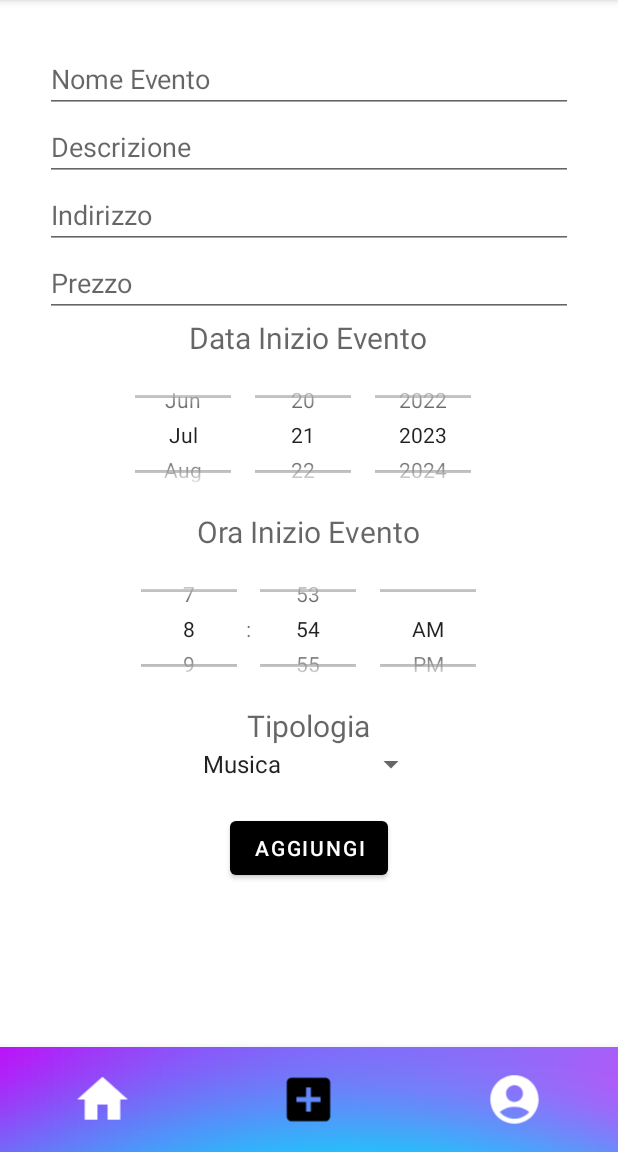
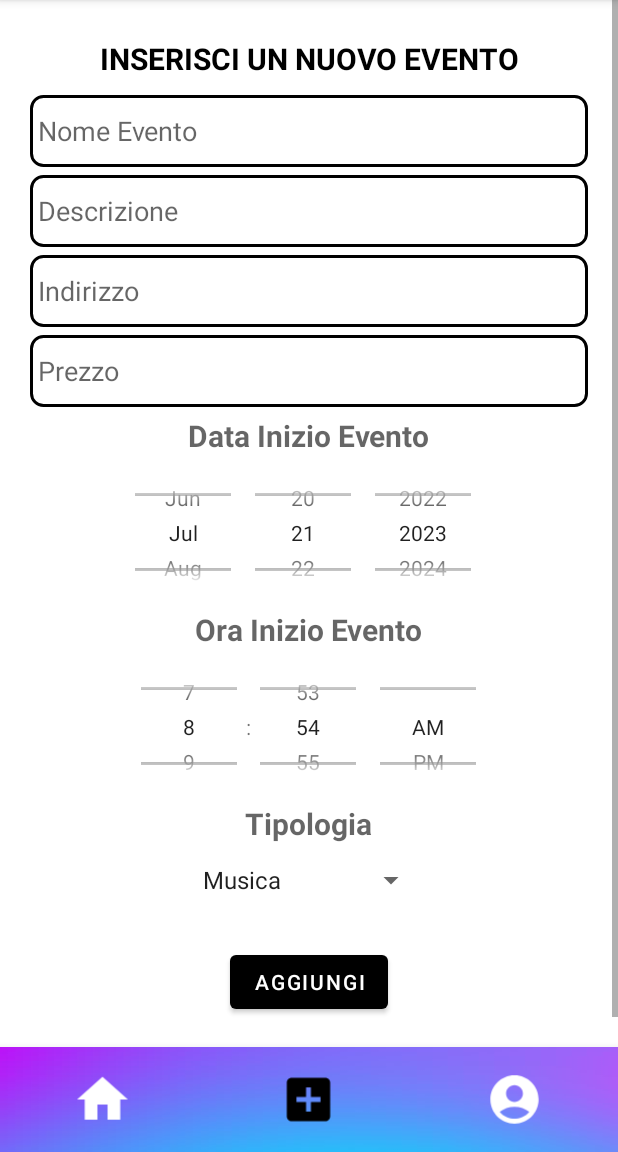
Before and after one commit to paololais/AndroidProject, an Android app: the screen it shows after launch once a user with an empty profile is signed in (MainActivity), item 2 of the bottom bar chosen, on a phone screen of 412 x 824 dp, the part 84-1236 px from its top. Run offline under Robolectric (Android 15) with nearby library versions, the light colour scheme and no system bars; our stand-ins replace Firebase (no records; nobody signed in at launch, a user with empty details on screens opened directly).

```diff
--- a/app/src/main/java/com/example/zenaparty/activities/LogActivity.java
+++ b/app/src/main/java/com/example/zenaparty/activities/LogActivity.java
@@ -60,7 +60,7 @@ public class LogActivity extends AppCompatActivity{
                     .makeText(this, "Username or password are not valid", Toast.LENGTH_LONG)
                     .show();
         } else {
-            Intent intent = new Intent(this, MainActivity.class);
+            Intent intent = new Intent(this, SplashActivity.class);
             this.startActivity(intent);
             this.finish();
         }
--- /dev/null
+++ b/app/src/main/java/com/example/zenaparty/activities/SplashActivity.java
@@ -0,0 +1,91 @@
+package com.example.zenaparty.activities;
+
+import androidx.annotation.NonNull;
+import androidx.appcompat.app.AppCompatActivity;
+
+import android.annotation.SuppressLint;
+import android.content.Intent;
+import android.content.pm.PackageManager;
+import android.os.Bundle;
+import android.util.Log;
+import android.view.View;
+
+
+import com.example.zenaparty.R;
+import com.example.zenaparty.models.FirebaseWrapper;
+import com.example.zenaparty.models.PermissionManager;
+
+import java.util.Objects;
+import java.util.Random;
+
+@SuppressLint("CustomSplashScreen")
+public class SplashActivity extends AppCompatActivity {
+    private static final String TAG = SplashActivity.class.getCanonicalName();
+
+    // Only positive int
+    private static final int PERMISSION_REQUEST_CODE = (new Random()).nextInt() & Integer.MAX_VALUE;
+
+    private void goToActivity(Class<?> activity) {
+        Intent intent = new Intent(this, activity);
+        this.startActivity(intent);
+        this.finish();
+    }
+
+    @Override
+    protected void onCreate(Bundle savedInstanceState) {
+        super.onCreate(savedInstanceState);
+        setContentView(R.layout.activity_splash);
+
+        //display actionbar
+        Objects.requireNonNull(getSupportActionBar()).show();
+        getSupportActionBar().setDisplayShowHomeEnabled(true);
+        getSupportActionBar().setIcon(R.mipmap.ic_launcher_foreground);
+
+        // Check user
+        // If not --> log
+        // Firebase auth: https://firebase.google.com/docs/auth/android/start?hl=en#java
+        FirebaseWrapper.Auth auth = new FirebaseWrapper.Auth();
+        if (!auth.isAuthenticated()) {
+            // Go to Activity for LogIn or SignUp
+            this.goToActivity(LogActivity.class);
+        }
+
+        // Check permissions -- Do not request at the login!
+        PermissionManager pm = new PermissionManager(this);
+        if (!pm.askNeededPermissions(PERMISSION_REQUEST_CODE, false)) {
+            // Go to MainActivity
+            this.goToActivity(MainActivity.class);
+        }
+
+        // Add the listener to the 'Grant Now' permission
+        this.findViewById(R.id.grantPermission).setOnClickListener(new View.OnClickListener() {
+            @Override
+            public void onClick(View view) {
+                if (!pm.askNeededPermissions(PERMISSION_REQUEST_CODE, true)) {
+                    // Go to MainActivity
+                    SplashActivity.this.goToActivity(MainActivity.class);
+                }
+            }
+        });
+    }
+
+    @Override
+    public void onRequestPermissionsResult(int requestCode, @NonNull String[] permissions, @NonNull int[] grantResults) {
+        super.onRequestPermissionsResult(requestCode, permissions, grantResults);
+
+        if (requestCode != PERMISSION_REQUEST_CODE) {
+            return;
+        }
+
+        for (int res : grantResults) {
+            if (res == PackageManager.PERMISSION_DENIED) {
+                Log.w(TAG, "A needed permission is not granted!");
+                return;
+            }
+        }
+
+        // All permissions are granted
+        Log.d(TAG, "All the needed permissions are granted!");
+        this.goToActivity(MainActivity.class);
+    }
+}
--- a/app/src/main/res/layout/fragment_addevent.xml
+++ b/app/src/main/res/layout/fragment_addevent.xml
@@ -1,55 +1,88 @@
 <?xml version="1.0" encoding="utf-8"?>
-<LinearLayout xmlns:android="http://schemas.android.com/apk/res/android"
+<ScrollView xmlns:android="http://schemas.android.com/apk/res/android"
     xmlns:tools="http://schemas.android.com/tools"
     android:layout_width="match_parent"
-    android:layout_height="match_parent"
+    android:layout_height="match_parent">
+
+    <LinearLayout
+        android:layout_width="match_parent"
+        android:layout_height="wrap_content"
         android:orientation="vertical"
-    android:padding="30dp"
+        android:padding="20dp"
         tools:context=".fragments.AddEventFragment">
 
         <!-- TODO: Update blank fragment layout -->
 
-    <LinearLayout
+
+        <TextView
             android:layout_width="match_parent"
             android:layout_height="wrap_content"
-        android:layout_marginBottom="20dp"
-        android:orientation="vertical"
-        android:scrollbars="vertical">
+            android:layout_marginBottom="5dp"
+            android:gravity="center"
+            android:padding="5dp"
+            android:text="Inserisci un nuovo evento"
+            android:textAllCaps="true"
+            android:textColor="@color/black"
+            android:textSize="20sp"
+            android:textStyle="bold" />
 
         <EditText
             android:id="@+id/addEventName"
             android:layout_width="match_parent"
             android:layout_height="wrap_content"
+            android:layout_marginBottom="5dp"
+            android:autofillHints="test"
+            android:background="@drawable/edit_text_border"
             android:hint="Nome Evento"
-            android:autofillHints="test" />
+            android:inputType="text"
+            android:minHeight="48dp"
+            android:padding="5dp" />
 
         <EditText
             android:id="@+id/addEventDescription"
             android:layout_width="match_parent"
             android:layout_height="wrap_content"
-            android:hint="Descrizione" />
+            android:layout_marginBottom="5dp"
+            android:background="@drawable/edit_text_border"
+            android:hint="Descrizione"
+            android:inputType="text"
+            android:minHeight="48dp"
+            android:padding="5dp" />
 
 
         <EditText
             android:id="@+id/addEventAddress"
             android:layout_width="match_parent"
             android:layout_height="wrap_content"
-            android:hint="Indirizzo" />
-
+            android:layout_marginBottom="5dp"
+            android:background="@drawable/edit_text_border"
+            android:hint="Indirizzo"
+            android:inputType="text"
+            android:minHeight="48dp"
+            android:padding="5dp" />
 
 
         <EditText
             android:id="@+id/addEventPrice"
             android:layout_width="match_parent"
             android:layout_height="wrap_content"
-            android:hint="Prezzo" />
+            android:layout_marginBottom="5dp"
+            android:background="@drawable/edit_text_border"
+            android:hint="Prezzo"
+            android:inputType="text"
+            android:minHeight="48dp"
+            android:padding="5dp" />
+
         <TextView
             android:id="@+id/addEventDate"
             android:layout_width="wrap_content"
             android:layout_height="wrap_content"
             android:layout_gravity="center"
-            android:textSize="20dp"
-            android:hint="Data Inizio Evento" />
+            android:hint="Data Inizio Evento"
+            android:textColor="@color/black"
+            android:textSize="20sp"
+            android:textStyle="bold" />
+
         <DatePicker
             android:id="@+id/datePicker"
             android:layout_width="wrap_content"
@@ -64,8 +97,11 @@
             android:layout_width="wrap_content"
             android:layout_height="wrap_content"
             android:layout_gravity="center"
-            android:textSize="20dp"
-            android:hint="Ora Inizio Evento" />
+            android:hint="Ora Inizio Evento"
+            android:textColor="@color/black"
+            android:textSize="20sp"
+            android:textStyle="bold" />
+
         <TimePicker
             android:id="@+id/timePicker"
             android:layout_width="wrap_content"
@@ -78,23 +114,26 @@
             android:layout_width="wrap_content"
             android:layout_height="wrap_content"
             android:layout_gravity="center"
-            android:textSize="20dp"
-            android:hint="Tipologia" />
+            android:hint="Tipologia"
+            android:textColor="@color/black"
+            android:textSize="20sp"
+            android:textStyle="bold" />
+
         <Spinner
             android:id="@+id/addEventPlace"
             android:layout_width="wrap_content"
             android:layout_height="wrap_content"
             android:layout_gravity="center"
             android:entries="@array/type"
+            android:minHeight="48dp"
             android:prompt="@string/places_prompt" />
-
-    </LinearLayout>
 
         <Button
             android:id="@+id/addEventButton"
             android:layout_width="wrap_content"
             android:layout_height="wrap_content"
             android:layout_gravity="bottom|center"
+            android:layout_margin="20dp"
             android:text="Aggiungi" />
-
     </LinearLayout>
+</ScrollView>
--- a/app/src/main/res/values/strings.xml
+++ b/app/src/main/res/values/strings.xml
@@ -5,4 +5,6 @@
     <string name="goToLogin">Do you already have an account? Click here and login!</string>
     <string name="goToRegister">Not registered? Click here to create a new account!</string>
     <string name="places_prompt">Test</string>
+    <string name="neededPermissions">To go over, the app needs the CALENDAR PERMISSION to access to the calendar Content Provider</string>
+    <string name="grantPermission">Grant Now</string>
 </resources>
```
Also changed, not shown: app/src/main/AndroidManifest.xml (+12 -20 lines), app/src/main/res/layout/activity_splash.xml (added, +35 -0 lines), app/src/main/res/layout/event_item_layout.xml (+9 -9 lines), app/src/main/res/layout/fragment_home.xml (+4 -4 lines). Lines whose indentation alone changed are shown as unchanged.
